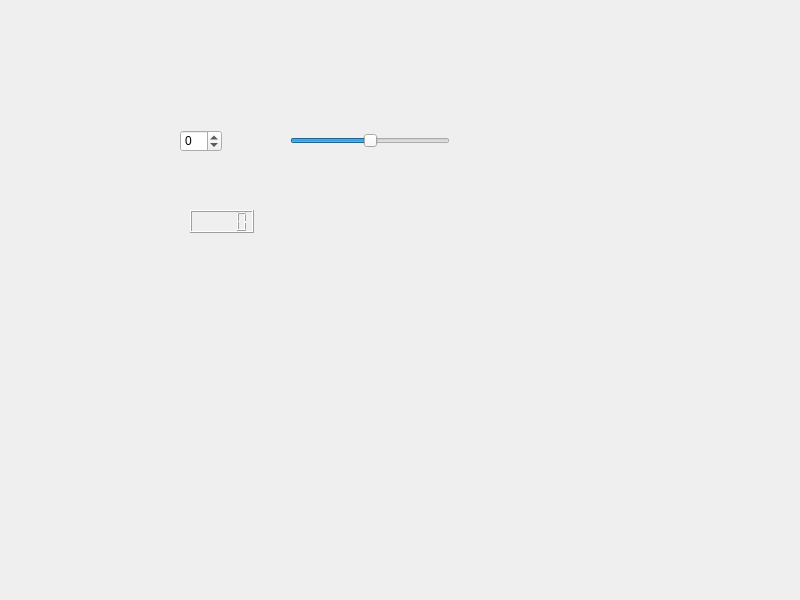
Qt form widget.ui (DaDa-043/Spinbox1) before a commit.
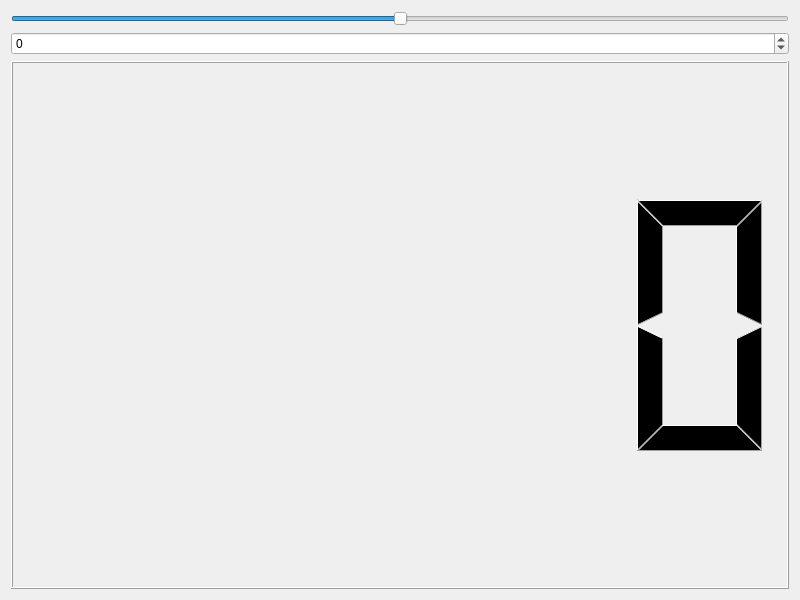
The same form after that commit.

Diff of the .ui file:
```diff
--- a/widget.ui
+++ b/widget.ui
@@ -13,31 +13,9 @@
   <property name="windowTitle">
    <string>Widget</string>
   </property>
-  <widget class="QSpinBox" name="spinBox">
-   <property name="geometry">
-    <rect>
-     <x>180</x>
-     <y>130</y>
-     <width>42</width>
-     <height>22</height>
-    </rect>
-   </property>
-   <property name="minimum">
-    <number>-100</number>
-   </property>
-   <property name="maximum">
-    <number>100</number>
-   </property>
-  </widget>
+  <layout class="QVBoxLayout" name="verticalLayout">
+   <item>
   <widget class="QSlider" name="horizontalSlider">
-   <property name="geometry">
-    <rect>
-     <x>290</x>
-     <y>130</y>
-     <width>160</width>
-     <height>22</height>
-    </rect>
-   </property>
    <property name="minimum">
     <number>-100</number>
    </property>
@@ -48,16 +26,21 @@
     <enum>Qt::Orientation::Horizontal</enum>
    </property>
   </widget>
-  <widget class="QLCDNumber" name="lcdNumber">
-   <property name="geometry">
-    <rect>
-     <x>190</x>
-     <y>210</y>
-     <width>64</width>
-     <height>23</height>
-    </rect>
-   </property>
-  </widget>
+   </item>
+   <item>
+    <widget class="QSpinBox" name="spinBox">
+     <property name="minimum">
+      <number>-100</number>
+     </property>
+     <property name="maximum">
+      <number>100</number>
+     </property>
+    </widget>
+   </item>
+   <item>
+    <widget class="QLCDNumber" name="lcdNumber"/>
+   </item>
+  </layout>
  </widget>
  <resources/>
  <connections>
```
Lines whose indentation alone changed are shown as unchanged.
